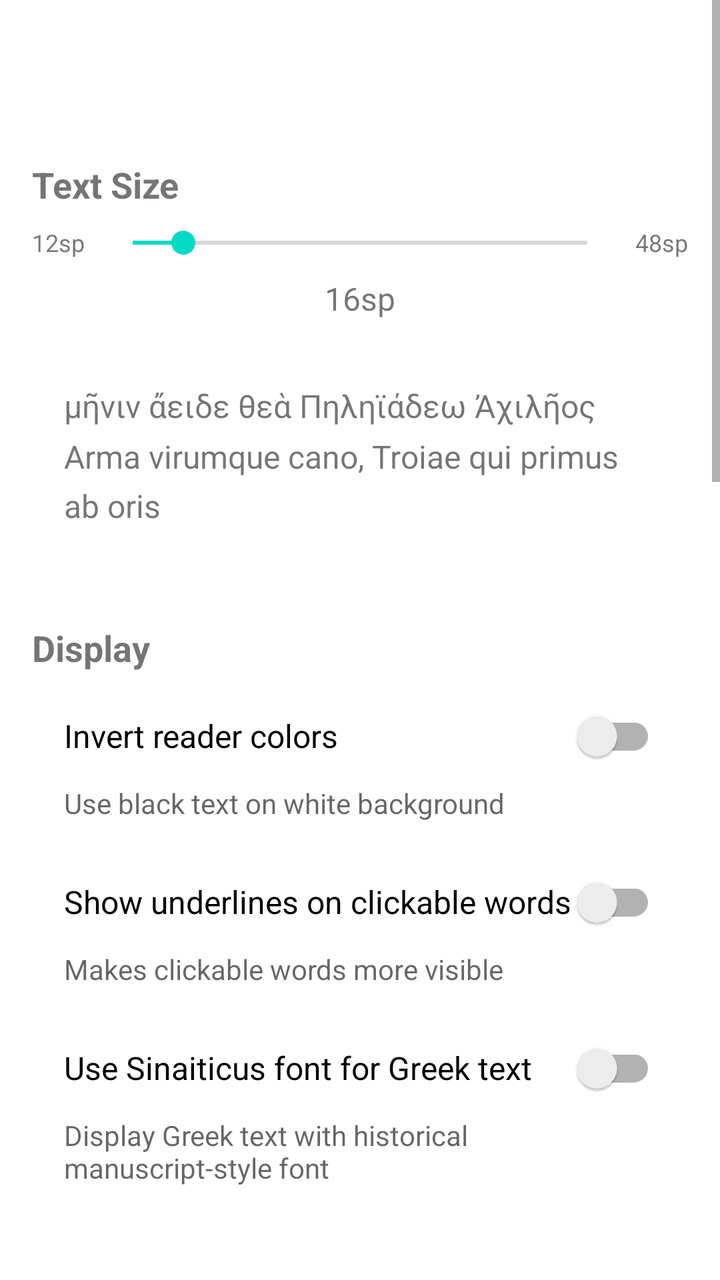
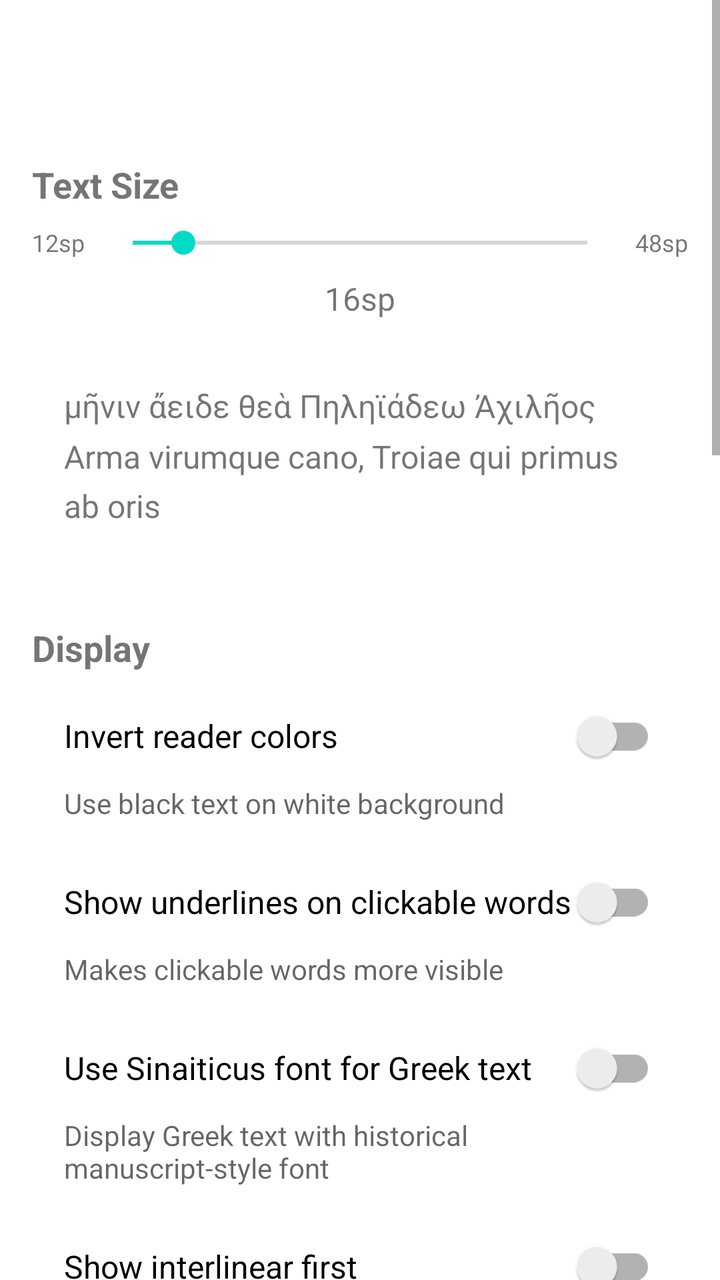

Screens rendered from an Android XML layout before and after an edit, with the pre-edit source and the edit as a unified diff.
<!-- AndroidManifest.xml: application theme Theme.ClassicsViewer -->
<!-- res/layout/activity_settings.xml -->
<?xml version="1.0" encoding="utf-8"?>
<FrameLayout
    xmlns:android="http://schemas.android.com/apk/res/android"
    xmlns:app="http://schemas.android.com/apk/res-auto"
    android:layout_width="match_parent"
    android:layout_height="match_parent">

<ScrollView 
    android:layout_width="match_parent"
    android:layout_height="match_parent"
    android:fillViewport="true">

    <LinearLayout
        android:layout_width="match_parent"
        android:layout_height="wrap_content"
        android:orientation="vertical"
        android:paddingTop="80dp"
        android:paddingBottom="16dp"
        android:paddingLeft="16dp"
        android:paddingRight="16dp">

        
        <TextView
            android:layout_width="match_parent"
            android:layout_height="wrap_content"
            android:text="Text Size"
            android:textSize="18sp"
            android:textStyle="bold"
            android:paddingBottom="8dp" />

        <LinearLayout
            android:layout_width="match_parent"
            android:layout_height="wrap_content"
            android:orientation="horizontal"
            android:gravity="center_vertical">

            <TextView
                android:layout_width="wrap_content"
                android:layout_height="wrap_content"
                android:text="12sp"
                android:textSize="12sp"
                android:paddingEnd="8dp" />

            <SeekBar
                android:id="@+id/fontSizeSeekBar"
                android:layout_width="0dp"
                android:layout_height="wrap_content"
                android:layout_weight="1"
                android:max="36"
                android:progress="4" />

            <TextView
                android:layout_width="wrap_content"
                android:layout_height="wrap_content"
                android:text="48sp"
                android:textSize="12sp"
                android:paddingStart="8dp" />

        </LinearLayout>

        <TextView
            android:id="@+id/fontSizeValue"
            android:layout_width="match_parent"
            android:layout_height="wrap_content"
            android:text="16sp"
            android:gravity="center"
            android:textSize="16sp"
            android:paddingTop="8dp"
            android:paddingBottom="16dp" />

        <TextView
            android:id="@+id/fontSizePreview"
            android:layout_width="match_parent"
            android:layout_height="wrap_content"
            android:text="μῆνιν ἄειδε θεὰ Πηληϊάδεω Ἀχιλῆος\nArma virumque cano, Troiae qui primus ab oris"
            android:textSize="16sp"
            android:lineSpacingMultiplier="1.3"
            android:padding="16dp"
            android:background="?android:attr/selectableItemBackground" />

        
        <TextView
            android:layout_width="match_parent"
            android:layout_height="wrap_content"
            android:text="Display"
            android:textSize="18sp"
            android:textStyle="bold"
            android:paddingTop="32dp"
            android:paddingBottom="8dp" />

        <androidx.appcompat.widget.SwitchCompat
            android:id="@+id/invertColorsSwitch"
            android:layout_width="match_parent"
            android:layout_height="wrap_content"
            android:text="Invert reader colors"
            android:textSize="16sp"
            android:paddingTop="12dp"
            android:paddingBottom="12dp"
            android:paddingStart="16dp"
            android:paddingEnd="16dp" />

        <TextView
            android:layout_width="match_parent"
            android:layout_height="wrap_content"
            android:text="Use black text on white background"
            android:textSize="14sp"
            android:textColor="?android:attr/textColorSecondary"
            android:paddingStart="16dp"
            android:paddingEnd="16dp"
            android:paddingBottom="16dp" />

        <androidx.appcompat.widget.SwitchCompat
            android:id="@+id/showWordUnderlinesSwitch"
            android:layout_width="match_parent"
            android:layout_height="wrap_content"
            android:text="Show underlines on clickable words"
            android:textSize="16sp"
            android:paddingTop="12dp"
            android:paddingBottom="12dp"
            android:paddingStart="16dp"
            android:paddingEnd="16dp" />

        <TextView
            android:layout_width="match_parent"
            android:layout_height="wrap_content"
            android:text="Makes clickable words more visible"
            android:textSize="14sp"
            android:textColor="?android:attr/textColorSecondary"
            android:paddingStart="16dp"
            android:paddingEnd="16dp"
            android:paddingBottom="16dp" />

        <androidx.appcompat.widget.SwitchCompat
            android:id="@+id/useSinaiticusFontSwitch"
            android:layout_width="match_parent"
            android:layout_height="wrap_content"
            android:text="Use Sinaiticus font for Greek text"
            android:textSize="16sp"
            android:paddingTop="12dp"
            android:paddingBottom="12dp"
            android:paddingStart="16dp"
            android:paddingEnd="16dp" />

        <TextView
            android:layout_width="match_parent"
            android:layout_height="wrap_content"
            android:text="Display Greek text with historical manuscript-style font"
            android:textSize="14sp"
            android:textColor="?android:attr/textColorSecondary"
            android:paddingStart="16dp"
            android:paddingEnd="16dp"
            android:paddingBottom="16dp" />

        
        <TextView
            android:layout_width="match_parent"
            android:layout_height="wrap_content"
            android:text="Search"
            android:textSize="18sp"
            android:textStyle="bold"
            android:paddingTop="32dp"
            android:paddingBottom="8dp" />

        <TextView
            android:layout_width="match_parent"
            android:layout_height="wrap_content"
            android:text="Maximum occurrences to display"
            android:textSize="16sp"
            android:paddingStart="16dp"
            android:paddingEnd="16dp"
            android:paddingTop="12dp" />

        <LinearLayout
            android:layout_width="match_parent"
            android:layout_height="wrap_content"
            android:orientation="horizontal"
            android:gravity="center_vertical"
            android:paddingStart="16dp"
            android:paddingEnd="16dp"
            android:paddingTop="8dp">

            <TextView
                android:layout_width="wrap_content"
                android:layout_height="wrap_content"
                android:text="500"
                android:textSize="14sp"
                android:paddingEnd="8dp" />

            <SeekBar
                android:id="@+id/occurrenceLimitSeekBar"
                android:layout_width="0dp"
                android:layout_height="wrap_content"
                android:layout_weight="1"
                android:max="9"
                android:progress="0" />

            <TextView
                android:layout_width="wrap_content"
                android:layout_height="wrap_content"
                android:text="5000"
                android:textSize="14sp"
                android:paddingStart="8dp" />

        </LinearLayout>

        <TextView
            android:id="@+id/occurrenceLimitValue"
            android:layout_width="match_parent"
            android:layout_height="wrap_content"
            android:text="500"
            android:gravity="center"
            android:textSize="16sp"
            android:paddingTop="8dp"
            android:paddingBottom="16dp" />

        
        <TextView
            android:layout_width="match_parent"
            android:layout_height="wrap_content"
            android:text="Database"
            android:textSize="18sp"
            android:textStyle="bold"
            android:paddingTop="32dp"
            android:paddingBottom="16dp" />

        <TextView
            android:id="@+id/obbPathLabel"
            android:layout_width="match_parent"
            android:layout_height="wrap_content"
            android:text="Database Status:"
            android:textSize="14sp"
            android:textColor="?android:attr/textColorSecondary"
            android:paddingStart="16dp"
            android:paddingEnd="16dp" />

        <TextView
            android:id="@+id/obbPathValue"
            android:layout_width="match_parent"
            android:layout_height="wrap_content"
            android:text="Not found"
            android:textSize="12sp"
            android:textColor="?android:attr/textColorSecondary"
            android:fontFamily="monospace"
            android:paddingStart="16dp"
            android:paddingEnd="16dp"
            android:paddingBottom="8dp" />

        <Button
            android:id="@+id/refreshDatabaseButton"
            android:layout_width="match_parent"
            android:layout_height="wrap_content"
            android:text="Refresh Database"
            android:textAlignment="textStart"
            android:textColor="?android:attr/textColorPrimary"
            android:textSize="16sp"
            android:padding="16dp"
            style="?android:attr/borderlessButtonStyle" />

        
        <TextView
            android:layout_width="match_parent"
            android:layout_height="wrap_content"
            android:text="About"
            android:textSize="18sp"
            android:textStyle="bold"
            android:paddingTop="32dp"
            android:paddingBottom="16dp" />

        <Button
            android:id="@+id/licensesButton"
            android:layout_width="match_parent"
            android:layout_height="wrap_content"
            android:text="Licenses &amp; Credits"
            android:textAlignment="textStart"
            android:textColor="?android:attr/textColorPrimary"
            android:textSize="16sp"
            android:padding="16dp"
            style="?android:attr/borderlessButtonStyle" />

        
        <TextView
            android:layout_width="match_parent"
            android:layout_height="wrap_content"
            android:text="Help"
            android:textSize="18sp"
            android:textStyle="bold"
            android:paddingTop="32dp"
            android:paddingBottom="16dp" />

        <TextView
            android:layout_width="match_parent"
            android:layout_height="wrap_content"
            android:text="On the Greek text view, swipe left to get a translation (if available for the work), or click a Greek word to view the dictionary, or long press a line number to add a bookmark note"
            android:textSize="14sp"
            android:lineSpacingMultiplier="1.3"
            android:paddingStart="16dp"
            android:paddingEnd="16dp"
            android:paddingBottom="16dp" />

        <TextView
            android:layout_width="match_parent"
            android:layout_height="wrap_content"
            android:text="A sample of Chamberlain's audio playback is available for the opening of Homer's Iliad. Use the play button to listen to narration while reading. Additional audio packages can be imported via Menu → Manage Audio."
            android:textSize="14sp"
            android:lineSpacingMultiplier="1.3"
            android:paddingStart="16dp"
            android:paddingEnd="16dp"
            android:paddingBottom="16dp" />

        <TextView
            android:layout_width="match_parent"
            android:layout_height="wrap_content"
            android:text="For interlinear translations - Tap any Greek word to view its full dictionary entry with alternate meanings. Note: Interlinear data is automatically generated and may contain errors."
            android:textSize="14sp"
            android:lineSpacingMultiplier="1.3"
            android:paddingStart="16dp"
            android:paddingEnd="16dp"
            android:paddingBottom="16dp" />

        
        <LinearLayout
            android:layout_width="match_parent"
            android:layout_height="wrap_content"
            android:orientation="vertical"
            android:gravity="center"
            android:paddingTop="48dp"
            android:paddingBottom="16dp">

            <TextView
                android:id="@+id/buildVersion"
                android:layout_width="wrap_content"
                android:layout_height="wrap_content"
                android:text="Version 1.0"
                android:textSize="12sp"
                android:textColor="?android:attr/textColorSecondary" />

            <TextView
                android:id="@+id/buildTime"
                android:layout_width="wrap_content"
                android:layout_height="wrap_content"
                android:text="Build: 2024-01-01 00:00:00"
                android:textSize="12sp"
                android:textColor="?android:attr/textColorSecondary"
                android:paddingTop="4dp" />

            <TextView
                android:layout_width="wrap_content"
                android:layout_height="wrap_content"
                android:text="Instructions for loading other Perseus data and other languages available at:"
                android:textSize="12sp"
                android:textColor="?android:attr/textColorSecondary"
                android:paddingTop="16dp" />

            <TextView
                android:id="@+id/githubLink"
                android:layout_width="wrap_content"
                android:layout_height="wrap_content"
                android:text="https://github.com/threedlite/classicsviewer"
                android:textSize="14sp"
                android:textColor="#2196F3"
                android:paddingTop="4dp"
                android:autoLink="web"
                android:linksClickable="true" />

        </LinearLayout>

    </LinearLayout>

</ScrollView>

</FrameLayout>
<!-- resources referenced by this layout -->
<resources>
  <style name="Theme.ClassicsViewer" parent="Theme.MaterialComponents.DayNight.DarkActionBar">
          <item name="colorPrimary">@color/purple_500</item>
          <item name="colorPrimaryVariant">@color/purple_700</item>
          <item name="colorOnPrimary">@color/white</item>
          <item name="colorSecondary">@color/teal_200</item>
          <item name="colorSecondaryVariant">@color/teal_700</item>
          <item name="colorOnSecondary">@color/black</item>
          <item name="materialAlertDialogTheme">@style/CustomAlertDialog</item>
      </style>
  <color name="purple_500">#FF6200EE</color>
  <color name="purple_700">#FF3700B3</color>
  <color name="white">#FFFFFFFF</color>
  <color name="teal_200">#FF03DAC5</color>
  <color name="teal_700">#FF018786</color>
  <color name="black">#FF000000</color>
  <style name="CustomAlertDialog" parent="ThemeOverlay.MaterialComponents.MaterialAlertDialog">
          <item name="buttonBarPositiveButtonStyle">@style/PositiveButtonStyle</item>
          <item name="buttonBarNegativeButtonStyle">@style/NegativeButtonStyle</item>
      </style>
  <style name="PositiveButtonStyle" parent="Widget.MaterialComponents.Button.TextButton.Dialog">
          <item name="android:textColor">#FFFFFF</item>
      </style>
  <style name="NegativeButtonStyle" parent="Widget.MaterialComponents.Button.TextButton.Dialog">
          <item name="android:textColor">#FFFFFF</item>
      </style>
</resources>

<!-- the commit's change to res/layout/activity_settings.xml (unified diff, before → after) -->
@@ -151,6 +151,27 @@
             android:paddingEnd="16dp"
             android:paddingBottom="16dp" />
 
+        <androidx.appcompat.widget.SwitchCompat
+            android:id="@+id/interlinearFirstSwitch"
+            android:layout_width="match_parent"
+            android:layout_height="wrap_content"
+            android:text="Show interlinear first"
+            android:textSize="16sp"
+            android:paddingTop="12dp"
+            android:paddingBottom="12dp"
+            android:paddingStart="16dp"
+            android:paddingEnd="16dp" />
+
+        <TextView
+            android:layout_width="match_parent"
+            android:layout_height="wrap_content"
+            android:text="Display interlinear translation immediately after the original text"
+            android:textSize="14sp"
+            android:textColor="?android:attr/textColorSecondary"
+            android:paddingStart="16dp"
+            android:paddingEnd="16dp"
+            android:paddingBottom="16dp" />
+
         
         <TextView
             android:layout_width="match_parent"
